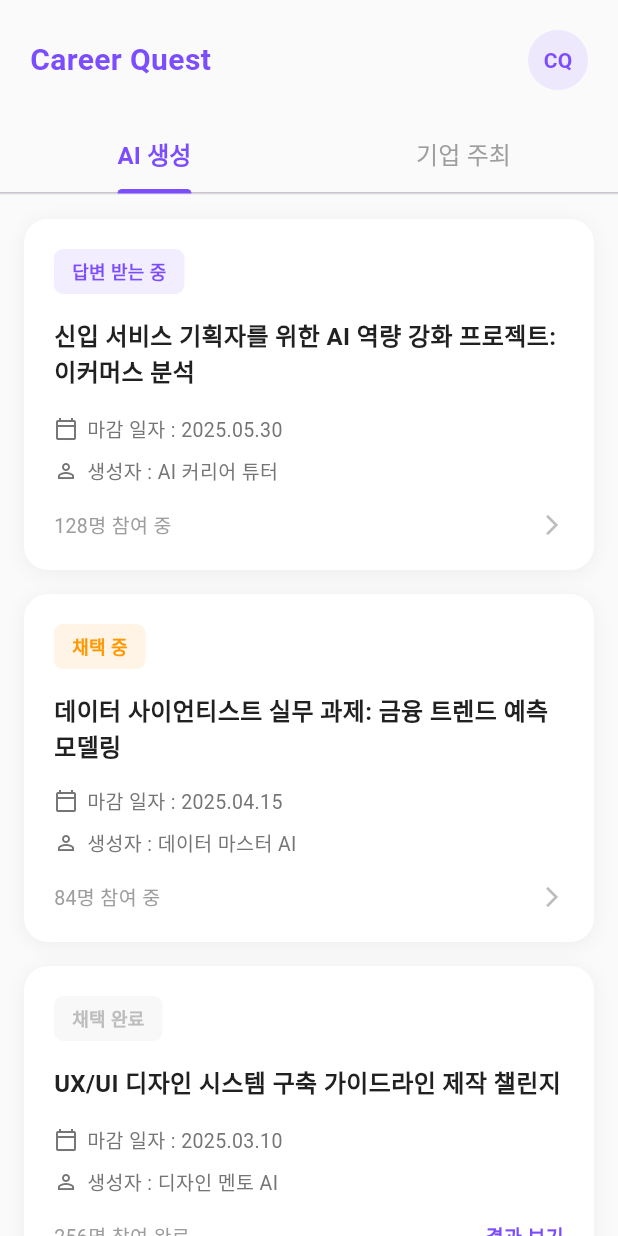
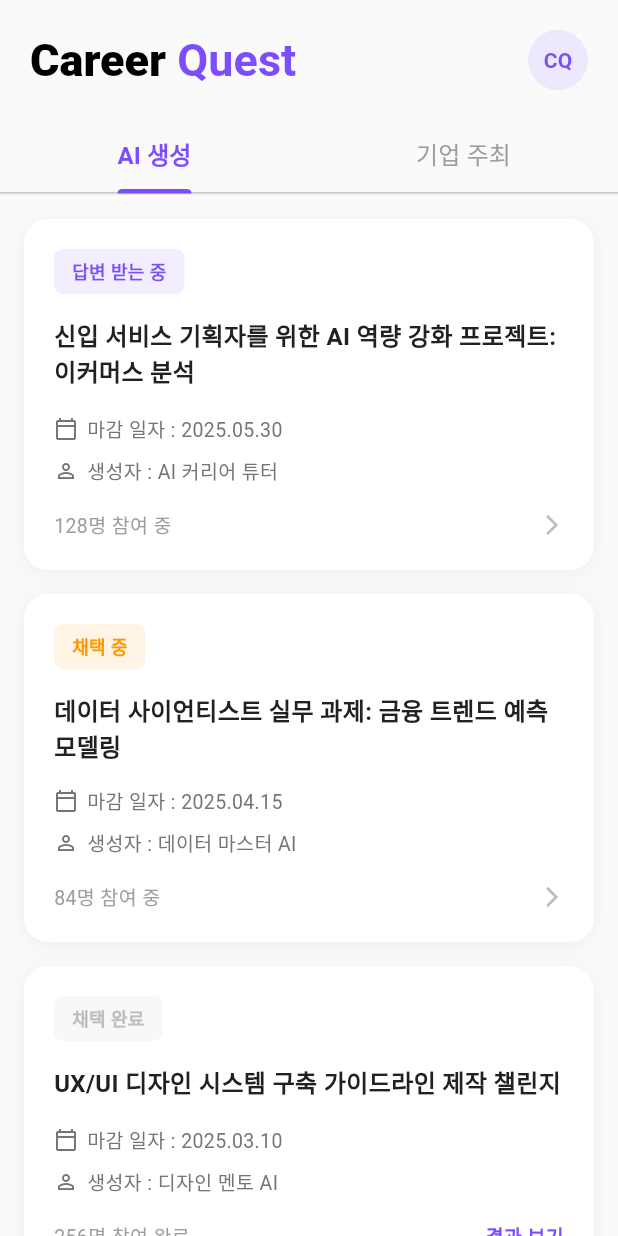
Before and after one commit to OneWaveHackathon-Team30/FE, a Flutter app: the MainScreen screen opened directly, on a phone screen of 412 x 824 dp. Run offline on Flutter 3.47's test engine with Material 3 defaults, Android fonts, the light colour scheme and no system bars; our stand-ins replace flutter_markdown; Roboto replaces fonts that are missing (Pretendard); project files that could hold a hidden picture were left out.

Commit message:
mod: 헤더 로고 변경

```diff
--- a/lib/screens/main_screen.dart
+++ b/lib/screens/main_screen.dart
@@ -39,12 +39,25 @@ class _MainScreenState extends State<MainScreen> with SingleTickerProviderStateM
                 mainAxisAlignment: MainAxisAlignment.spaceBetween,
                 children: [
                   // 로고
-                  const Text(
-                    'Career Quest',
-                    style: TextStyle(
-                      fontSize: 20,
-                      fontWeight: FontWeight.bold,
-                      color: Color(0xFF7C4DFF),
+                  RichText(
+                    text: TextSpan(
+                      style: const TextStyle(fontSize: 30,),
+                      children: const [
+                        TextSpan(
+                          text: 'Career',
+                          style: TextStyle(
+                            fontWeight: FontWeight.w800,
+                            color: Colors.black,
+                          ),
+                        ),
+                        TextSpan(
+                          text: ' Quest',
+                          style: TextStyle(
+                            fontWeight: FontWeight.bold,
+                            color: Color(0xFF7C4DFF),    // 기존 보라색 유지
+                          ),
+                        ),
+                      ],
                     ),
                   ),
                   // 프로필 아이콘
```
